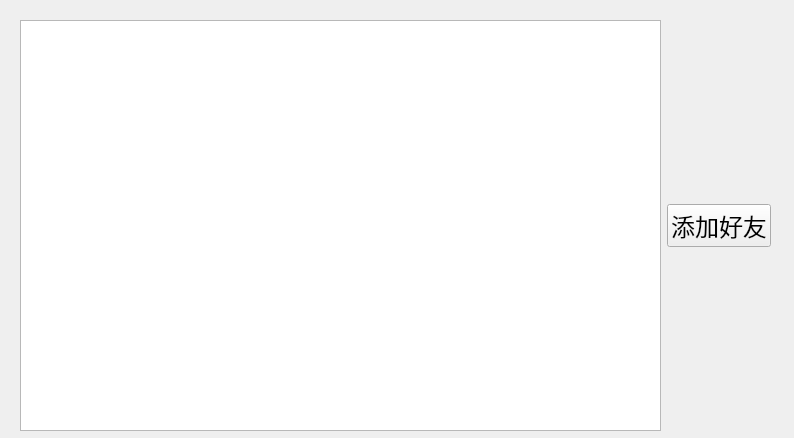
skylisxk/QTcloud_pan, file TcpClient/online.ui: the form before one commit.
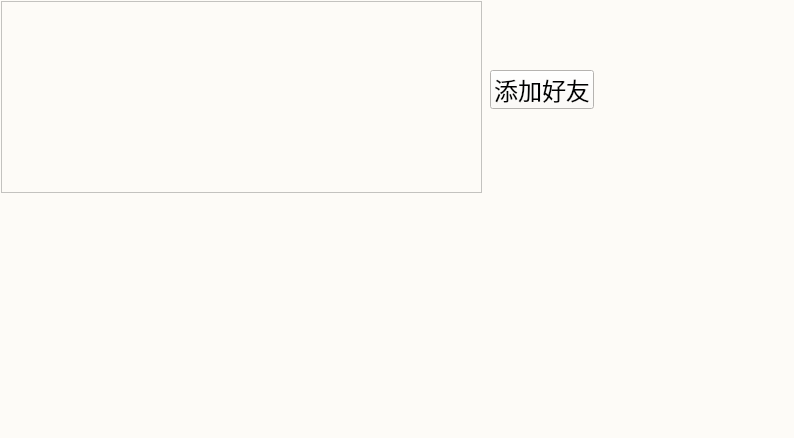
The form after the commit.

Diff of the .ui file:
```diff
--- a/TcpClient/online.ui
+++ b/TcpClient/online.ui
@@ -13,62 +13,43 @@
   <property name="windowTitle">
    <string>Form</string>
   </property>
-  <widget class="QWidget" name="layoutWidget">
-   <property name="geometry">
-    <rect>
-     <x>20</x>
-     <y>20</y>
-     <width>751</width>
-     <height>411</height>
-    </rect>
-   </property>
-   <layout class="QHBoxLayout" name="horizontalLayout">
-    <item>
-     <widget class="QListWidget" name="onlineList"/>
-    </item>
-    <item>
-     <layout class="QVBoxLayout" name="verticalLayout">
-      <item>
-       <spacer name="verticalSpacer_2">
-        <property name="orientation">
-         <enum>Qt::Orientation::Vertical</enum>
-        </property>
-        <property name="sizeHint" stdset="0">
-         <size>
-          <width>20</width>
-          <height>40</height>
-         </size>
-        </property>
-       </spacer>
-      </item>
-      <item>
+  <property name="styleSheet">
+   <string notr="true">background-color: #fdfbf7;</string>
+  </property>
        <widget class="QPushButton" name="addFriend">
+   <property name="geometry">
+    <rect>
+     <x>490</x>
+     <y>70</y>
+     <width>104</width>
+     <height>39</height>
+    </rect>
+   </property>
         <property name="font">
          <font>
           <pointsize>18</pointsize>
          </font>
         </property>
+   <property name="styleSheet">
+    <string notr="true">background-color: #fdfbf7;</string>
+   </property>
         <property name="text">
          <string>添加好友</string>
         </property>
        </widget>
-      </item>
-      <item>
-       <spacer name="verticalSpacer">
-        <property name="orientation">
-         <enum>Qt::Orientation::Vertical</enum>
-        </property>
-        <property name="sizeHint" stdset="0">
-         <size>
-          <width>20</width>
-          <height>40</height>
-         </size>
-        </property>
-       </spacer>
-      </item>
-     </layout>
-    </item>
-   </layout>
+  <widget class="QListWidget" name="onlineList">
+   <property name="geometry">
+    <rect>
+     <x>1</x>
+     <y>1</y>
+     <width>481</width>
+     <height>192</height>
+    </rect>
+   </property>
+   <property name="styleSheet">
+    <string notr="true">background-color: qlineargradient(x1:0, y1:0, x2:0, y2:1,
+    stop:0 #ffffff, stop:1 #f0f0f0);</string>
+   </property>
   </widget>
  </widget>
  <resources/>
```
Lines whose indentation alone changed are shown as unchanged.
